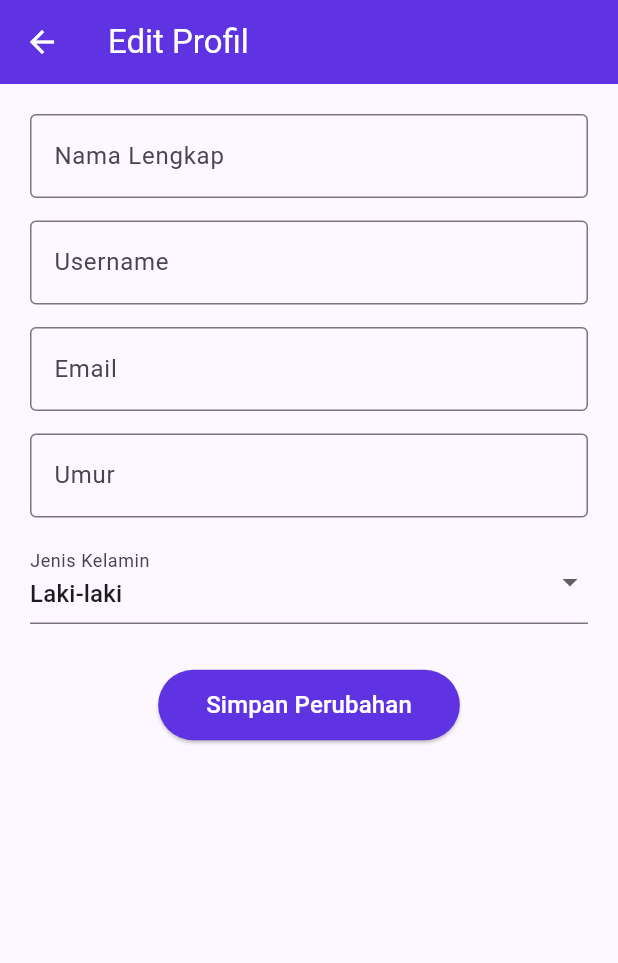
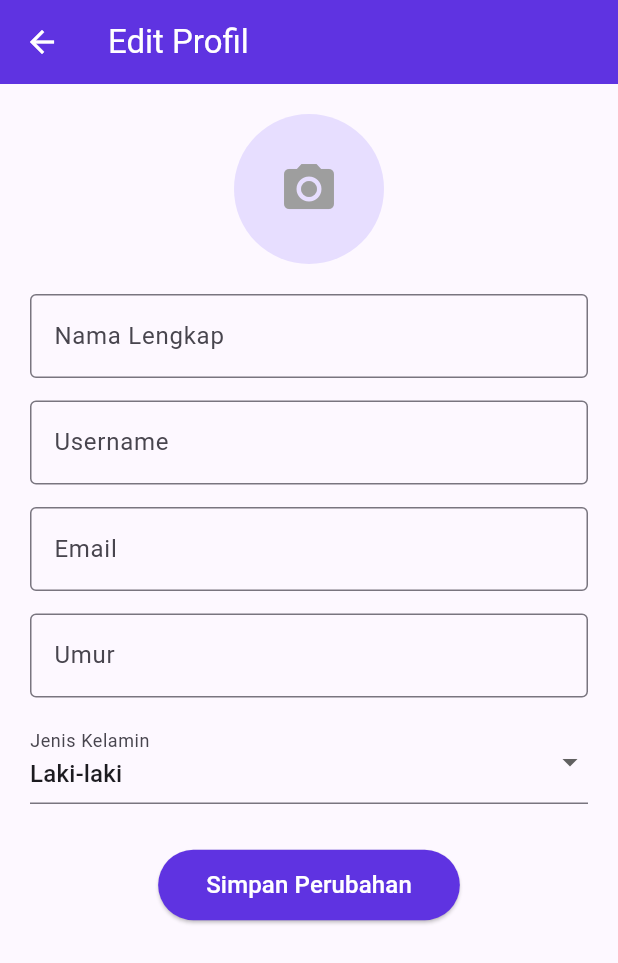
Before and after one commit to Firrizqia/Vireo-DreamListAPK, a Flutter app: the ProfilePage screen opened directly, after a tap on "Edit Profil", on a phone screen of 412 x 824 dp. Shown: the top 963 px of the screen. Run offline on Flutter 3.47's test engine with Material 3 defaults, Android fonts, the phone set to English and light mode, and no system bars; our stand-ins replace flutter_local_notifications, flutter_slidable, image_picker, smooth_page_indicator, sqflite; accounts and stored records are empty.

Commit message:
foto profile sudah

```diff
--- a/lib/db/db_helper.dart
+++ b/lib/db/db_helper.dart
@@ -18,6 +18,9 @@ class DatabaseHelper {
 
   Future<Database> _initDB() async {
     final path = join(await getDatabasesPath(), 'dreams.db');
+
+    //un-komen jika ingin menghapus database lama
+    //await deleteDatabase(path);
 
     return await openDatabase(path, version: 1, onCreate: _onCreate);
   }
@@ -43,7 +46,8 @@ class DatabaseHelper {
       username TEXT,
       email TEXT,
       age TEXT,
-      gender TEXT
+      gender TEXT,
+      profileImagePath TEXT
     )
   ''');
   }
--- a/lib/models/user_model.dart
+++ b/lib/models/user_model.dart
@@ -5,6 +5,8 @@ class UserModel {
   String email;
   String age;
   String gender;
+  String profileImagePath;
+
 
   UserModel({
     this.id,
@@ -13,6 +15,7 @@ class UserModel {
     required this.email,
     required this.age,
     required this.gender,
+    required this.profileImagePath,
   });
 
   Map<String, dynamic> toMap() {
@@ -23,6 +26,7 @@ class UserModel {
       'email': email,
       'age': age,
       'gender': gender,
+      'profileImagePath': profileImagePath,
     };
   }
 
@@ -34,6 +38,7 @@ class UserModel {
       email: map['email'],
       age: map['age'],
       gender: map['gender'],
+      profileImagePath: map['profileImagePath'] ?? '',
     );
   }
 }
--- a/lib/screen/edit_profile.dart
+++ b/lib/screen/edit_profile.dart
@@ -1,4 +1,8 @@
+import 'dart:io';
 import 'package:flutter/material.dart';
+import 'package:image_picker/image_picker.dart';
+import 'package:path/path.dart' as path;
+import 'package:path_provider/path_provider.dart';
 import 'package:vireo/constants/primary_colors.dart';
 import 'package:vireo/db/db_helper.dart';
 import 'package:vireo/models/user_model.dart';
@@ -18,6 +22,7 @@ class _EditProfilePageState extends State<EditProfilePage> {
   final _emailController = TextEditingController();
   final _ageController = TextEditingController();
   String _gender = 'Laki-laki';
+  String? _imagePath;
 
   final List<String> _genderOptions = ['Laki-laki', 'Perempuan', 'Lainnya'];
 
@@ -36,6 +41,22 @@ class _EditProfilePageState extends State<EditProfilePage> {
         _emailController.text = user.email;
         _ageController.text = user.age;
         _gender = user.gender;
+        _imagePath = user.profileImagePath;
+      });
+    }
+  }
+
+  Future<void> _pickImage() async {
+    final picker = ImagePicker();
+    final pickedFile = await picker.pickImage(source: ImageSource.gallery);
+
+    if (pickedFile != null) {
+      final appDir = await getApplicationDocumentsDirectory();
+      final fileName = path.basename(pickedFile.path);
+      final savedImage = await File(pickedFile.path).copy('${appDir.path}/$fileName');
+
+      setState(() {
+        _imagePath = savedImage.path;
       });
     }
   }
@@ -49,6 +70,7 @@ class _EditProfilePageState extends State<EditProfilePage> {
         email: _emailController.text,
         age: _ageController.text,
         gender: _gender,
+        profileImagePath: _imagePath ?? '',
       );
 
       final existingUser = await dbHelper.getUser();
@@ -61,14 +83,7 @@ class _EditProfilePageState extends State<EditProfilePage> {
 
       if (!mounted) return;
 
-      ScaffoldMessenger.of(context).showSnackBar(
-        const SnackBar(content: Text('Profil berhasil diperbarui')),
-      );
-
-      Navigator.pop(
-        context,
-        true,
-      ); // penting agar ProfilePage tahu profil diperbarui
+      Navigator.pop(context, true);
     }
   }
 
@@ -86,15 +101,23 @@ class _EditProfilePageState extends State<EditProfilePage> {
           key: _formKey,
           child: Column(
             children: [
-              _buildTextField(
-                label: 'Nama Lengkap',
-                controller: _nameController,
+              GestureDetector(
+                onTap: _pickImage,
+                child: CircleAvatar(
+                  radius: 50,
+                  backgroundImage:
+                      _imagePath != null && _imagePath!.isNotEmpty
+                          ? FileImage(File(_imagePath!))
+                          : null,
+                  child: _imagePath == null || _imagePath!.isEmpty
+                      ? Icon(Icons.camera_alt, size: 40, color: Colors.grey)
+                      : null,
+                ),
               ),
+              SizedBox(height: 20),
+              _buildTextField(label: 'Nama Lengkap', controller: _nameController),
               SizedBox(height: 15),
-              _buildTextField(
-                label: 'Username',
-                controller: _usernameController,
-              ),
+              _buildTextField(label: 'Username', controller: _usernameController),
               SizedBox(height: 15),
               _buildTextField(
                 label: 'Email',
@@ -116,20 +139,13 @@ class _EditProfilePageState extends State<EditProfilePage> {
               DropdownButtonFormField<String>(
                 value: _gender,
                 decoration: InputDecoration(labelText: 'Jenis Kelamin'),
-                items:
-                    _genderOptions
-                        .map(
-                          (gender) => DropdownMenuItem(
-                            value: gender,
-                            child: Text(gender),
-                          ),
-                        )
-                        .toList(),
-                onChanged: (val) {
-                  setState(() {
-                    _gender = val!;
-                  });
-                },
+                items: _genderOptions
+                    .map((gender) => DropdownMenuItem(
+                          value: gender,
+                          child: Text(gender),
+                        ))
+                    .toList(),
+                onChanged: (val) => setState(() => _gender = val!),
               ),
               SizedBox(height: 30),
               ElevatedButton(
@@ -161,8 +177,7 @@ class _EditProfilePageState extends State<EditProfilePage> {
         border: OutlineInputBorder(),
       ),
       keyboardType: keyboardType,
-      validator:
-          validator ??
+      validator: validator ??
           (val) {
             if (val == null || val.isEmpty) return '$label tidak boleh kosong';
             return null;
--- a/lib/screen/profile_page.dart
+++ b/lib/screen/profile_page.dart
@@ -1,3 +1,5 @@
+import 'dart:io';
+
 import 'package:flutter/material.dart';
 import 'package:vireo/screen/edit_profile.dart';
 import 'package:vireo/db/db_helper.dart';
@@ -47,12 +49,16 @@ class _ProfilePageState extends State<ProfilePage> {
                     onTap: () async {
                       final result = await Navigator.push(
                         context,
-                        MaterialPageRoute(builder: (_) => const EditProfilePage()),
+                        MaterialPageRoute(
+                          builder: (_) => const EditProfilePage(),
+                        ),
                       );
                       if (!context.mounted) return;
                       if (result == true) {
                         ScaffoldMessenger.of(context).showSnackBar(
-                          const SnackBar(content: Text('Profil berhasil diperbarui')),
+                          const SnackBar(
+                            content: Text('Profil berhasil diperbarui'),
+                          ),
                         );
                         _loadUserData();
                       }
@@ -75,12 +81,20 @@ class _ProfilePageState extends State<ProfilePage> {
   }
 
   Widget buildUserInfo() {
+    final hasProfileImage =
+        _user?.profileImagePath != null && _user!.profileImagePath.isNotEmpty;
+
     return Column(
       children: [
-        const CircleAvatar(
+        CircleAvatar(
           radius: 45,
-          backgroundColor: Color(0xFFECECEC),
-          child: Icon(Icons.person, size: 45, color: Colors.blueGrey),
+          backgroundColor: const Color(0xFFECECEC),
+          backgroundImage:
+              hasProfileImage ? FileImage(File(_user!.profileImagePath)) : null,
+          child:
+              !hasProfileImage
+                  ? const Icon(Icons.person, size: 45, color: Colors.blueGrey)
+                  : null,
         ),
         const SizedBox(height: 12),
         Text(
@@ -115,7 +129,8 @@ class _ProfilePageState extends State<ProfilePage> {
   void showTentangAplikasiDialog(BuildContext context) {
     showDialog(
       context: context,
-      builder: (_) => AlertDialog(
+      builder:
+          (_) => AlertDialog(
             shape: RoundedRectangleBorder(
               borderRadius: BorderRadius.circular(12),
             ),
--- a/pubspec.yaml
+++ b/pubspec.yaml
@@ -24,8 +24,10 @@ dependencies:
   shared_preferences: ^2.2.2
   sqflite: ^2.4.2
   path: ^1.9.1
+  path_provider: ^2.0.0
   json_annotation: ^4.8.1
   flutter_slidable: ^3.0.0
+  image_picker: ^1.0.0
 
 
 dev_dependencies:
```
Also changed, not shown: pubspec.lock, 5 other files. Lines whose indentation alone changed are shown as unchanged.
